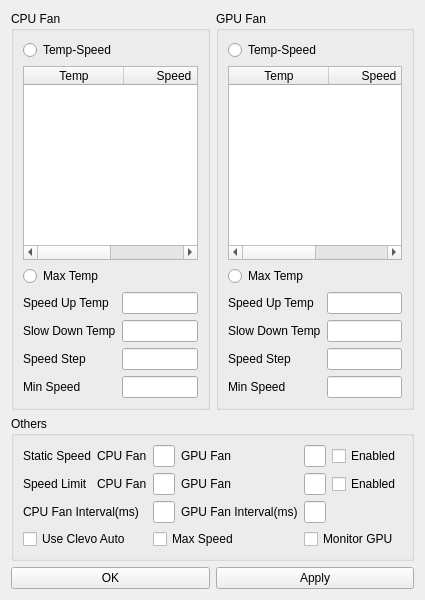
Before: the Qt Designer form config.ui in elight2/ClevoFanControl, drawn with Qt 5.
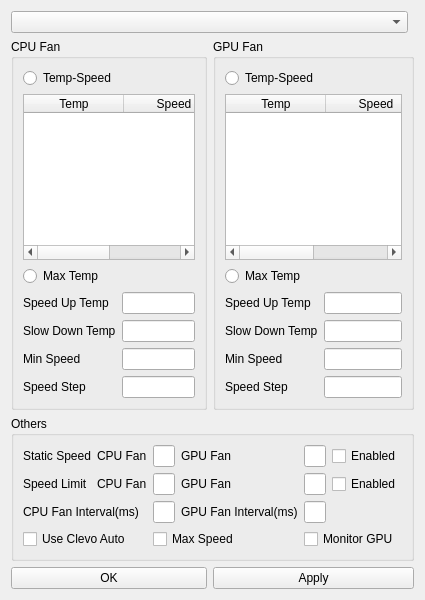
After: the same form once the commit is applied. Icons and pictures are not drawn.

The edit to the form file:
```diff
--- a/config.ui
+++ b/config.ui
@@ -9,7 +9,7 @@
    <rect>
     <x>0</x>
     <y>0</y>
-    <width>400</width>
+    <width>421</width>
     <height>600</height>
    </rect>
   </property>
@@ -25,15 +25,22 @@
   </property>
   <layout class="QGridLayout" name="gridLayout_2">
    <item row="0" column="0">
-    <layout class="QGridLayout" name="gridLayout" rowstretch="10,0,0" columnstretch="1,1,0">
-     <item row="2" column="0">
+    <layout class="QGridLayout" name="gridLayout" rowstretch="10,0,0,0" columnstretch="1,1,0">
+     <item row="3" column="0">
       <widget class="QPushButton" name="pushButton">
        <property name="text">
         <string>OK</string>
        </property>
       </widget>
      </item>
-     <item row="0" column="0">
+     <item row="3" column="1" colspan="2">
+      <widget class="QPushButton" name="pushButton_2">
+       <property name="text">
+        <string>Apply</string>
+       </property>
+      </widget>
+     </item>
+     <item row="1" column="0">
       <widget class="QGroupBox" name="groupBox_2">
        <property name="title">
         <string>CPU Fan</string>
@@ -121,7 +128,7 @@
             <item row="3" column="0">
              <widget class="QLabel" name="label_7">
               <property name="text">
-               <string>Min Speed</string>
+               <string>Speed Step</string>
               </property>
              </widget>
             </item>
@@ -131,10 +138,113 @@
             <item row="2" column="0">
              <widget class="QLabel" name="label_6">
               <property name="text">
+               <string>Min Speed</string>
+              </property>
+             </widget>
+            </item>
+           </layout>
+          </item>
+         </layout>
+        </item>
+       </layout>
+      </widget>
+     </item>
+     <item row="1" column="1" colspan="2">
+      <widget class="QGroupBox" name="groupBox_3">
+       <property name="title">
+        <string>GPU Fan</string>
+       </property>
+       <layout class="QGridLayout" name="gridLayout_18">
+        <item row="0" column="0">
+         <layout class="QGridLayout" name="gridLayout_13">
+          <item row="0" column="0">
+           <widget class="QRadioButton" name="radioButton_11">
+            <property name="text">
+             <string>Temp-Speed</string>
+            </property>
+           </widget>
+          </item>
+          <item row="1" column="0">
+           <widget class="QTableWidget" name="tableWidget_6">
+            <attribute name="horizontalHeaderVisible">
+             <bool>true</bool>
+            </attribute>
+            <attribute name="horizontalHeaderCascadingSectionResizes">
+             <bool>false</bool>
+            </attribute>
+            <attribute name="horizontalHeaderMinimumSectionSize">
+             <number>100</number>
+            </attribute>
+            <attribute name="horizontalHeaderDefaultSectionSize">
+             <number>100</number>
+            </attribute>
+            <attribute name="horizontalHeaderShowSortIndicator" stdset="0">
+             <bool>false</bool>
+            </attribute>
+            <attribute name="verticalHeaderVisible">
+             <bool>false</bool>
+            </attribute>
+            <column>
+             <property name="text">
+              <string>Temp</string>
+             </property>
+            </column>
+            <column>
+             <property name="text">
+              <string>Speed</string>
+             </property>
+            </column>
+           </widget>
+          </item>
+          <item row="2" column="0">
+           <widget class="QRadioButton" name="radioButton_12">
+            <property name="text">
+             <string>Max Temp</string>
+            </property>
+           </widget>
+          </item>
+          <item row="3" column="0">
+           <layout class="QGridLayout" name="gridLayout_17">
+            <item row="2" column="1">
+             <widget class="QLineEdit" name="lineEdit_29"/>
+            </item>
+            <item row="3" column="1">
+             <widget class="QLineEdit" name="lineEdit_0"/>
+            </item>
+            <item row="1" column="0">
+             <widget class="QLabel" name="label_29">
+              <property name="text">
+               <string>Slow Down Temp</string>
+              </property>
+             </widget>
+            </item>
+            <item row="3" column="0">
+             <widget class="QLabel" name="label_32">
+              <property name="text">
                <string>Speed Step</string>
               </property>
              </widget>
             </item>
+            <item row="2" column="0">
+             <widget class="QLabel" name="label_31">
+              <property name="text">
+               <string>Min Speed</string>
+              </property>
+             </widget>
+            </item>
+            <item row="0" column="0">
+             <widget class="QLabel" name="label_28">
+              <property name="text">
+               <string>Speed Up Temp</string>
+              </property>
+             </widget>
+            </item>
+            <item row="0" column="1">
+             <widget class="QLineEdit" name="lineEdit_26"/>
+            </item>
+            <item row="1" column="1">
+             <widget class="QLineEdit" name="lineEdit_27"/>
+            </item>
            </layout>
           </item>
          </layout>
@@ -142,7 +252,7 @@
        </layout>
       </widget>
      </item>
-     <item row="1" column="0" colspan="3">
+     <item row="2" column="0" colspan="3">
       <widget class="QGroupBox" name="groupBox">
        <property name="title">
         <string>Others</string>
@@ -264,115 +374,8 @@
        </layout>
       </widget>
      </item>
-     <item row="0" column="1" colspan="2">
-      <widget class="QGroupBox" name="groupBox_3">
-       <property name="title">
-        <string>GPU Fan</string>
-       </property>
-       <layout class="QGridLayout" name="gridLayout_18">
-        <item row="0" column="0">
-         <layout class="QGridLayout" name="gridLayout_13">
-          <item row="0" column="0">
-           <widget class="QRadioButton" name="radioButton_11">
-            <property name="text">
-             <string>Temp-Speed</string>
-            </property>
-           </widget>
-          </item>
-          <item row="1" column="0">
-           <widget class="QTableWidget" name="tableWidget_6">
-            <attribute name="horizontalHeaderVisible">
-             <bool>true</bool>
-            </attribute>
-            <attribute name="horizontalHeaderCascadingSectionResizes">
-             <bool>false</bool>
-            </attribute>
-            <attribute name="horizontalHeaderMinimumSectionSize">
-             <number>100</number>
-            </attribute>
-            <attribute name="horizontalHeaderDefaultSectionSize">
-             <number>100</number>
-            </attribute>
-            <attribute name="horizontalHeaderShowSortIndicator" stdset="0">
-             <bool>false</bool>
-            </attribute>
-            <attribute name="verticalHeaderVisible">
-             <bool>false</bool>
-            </attribute>
-            <column>
-             <property name="text">
-              <string>Temp</string>
-             </property>
-            </column>
-            <column>
-             <property name="text">
-              <string>Speed</string>
-             </property>
-            </column>
-           </widget>
-          </item>
-          <item row="2" column="0">
-           <widget class="QRadioButton" name="radioButton_12">
-            <property name="text">
-             <string>Max Temp</string>
-            </property>
-           </widget>
-          </item>
-          <item row="3" column="0">
-           <layout class="QGridLayout" name="gridLayout_17">
-            <item row="2" column="1">
-             <widget class="QLineEdit" name="lineEdit_29"/>
-            </item>
-            <item row="3" column="1">
-             <widget class="QLineEdit" name="lineEdit_0"/>
-            </item>
-            <item row="1" column="0">
-             <widget class="QLabel" name="label_29">
-              <property name="text">
-               <string>Slow Down Temp</string>
-              </property>
-             </widget>
-            </item>
-            <item row="3" column="0">
-             <widget class="QLabel" name="label_32">
-              <property name="text">
-               <string>Min Speed</string>
-              </property>
-             </widget>
-            </item>
-            <item row="2" column="0">
-             <widget class="QLabel" name="label_31">
-              <property name="text">
-               <string>Speed Step</string>
-              </property>
-             </widget>
-            </item>
-            <item row="0" column="0">
-             <widget class="QLabel" name="label_28">
-              <property name="text">
-               <string>Speed Up Temp</string>
-              </property>
-             </widget>
-            </item>
-            <item row="0" column="1">
-             <widget class="QLineEdit" name="lineEdit_26"/>
-            </item>
-            <item row="1" column="1">
-             <widget class="QLineEdit" name="lineEdit_27"/>
-            </item>
-           </layout>
-          </item>
-         </layout>
-        </item>
-       </layout>
-      </widget>
-     </item>
-     <item row="2" column="1" colspan="2">
-      <widget class="QPushButton" name="pushButton_2">
-       <property name="text">
-        <string>Apply</string>
-       </property>
-      </widget>
+     <item row="0" column="0" colspan="2">
+      <widget class="QComboBox" name="comboBox"/>
      </item>
     </layout>
    </item>
```
